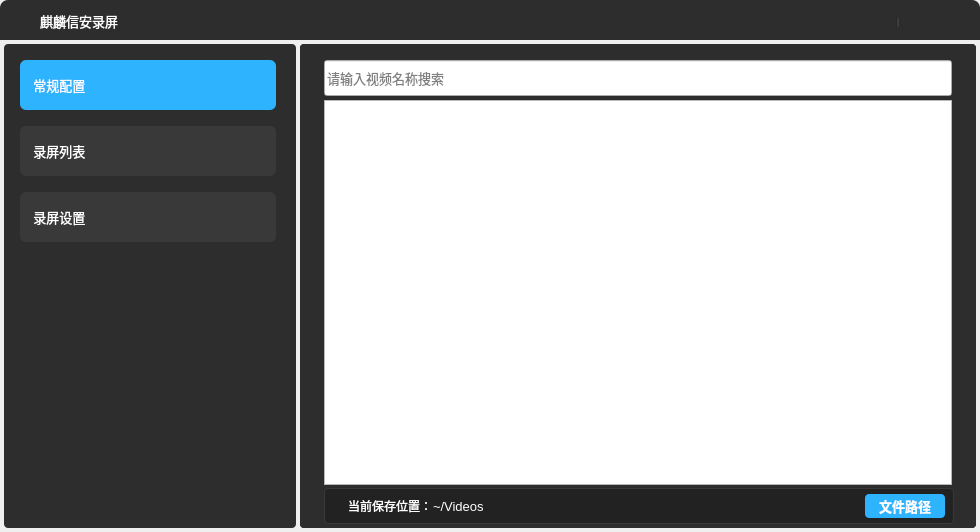
Above: src/ui/ks-vaudit-record/src/widget.ui from openeuler-mirror/ks-vaudit before the change. Below: the same form after it.
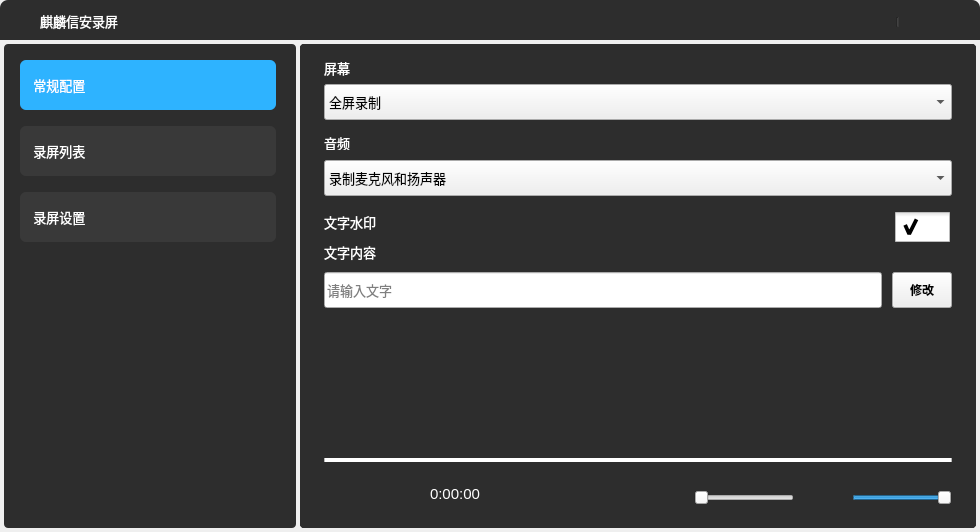
That is the form after the change. Icons and pictures are not drawn.

```diff
--- a/src/ui/ks-vaudit-record/src/widget.ui
+++ b/src/ui/ks-vaudit-record/src/widget.ui
@@ -543,8 +543,14 @@
        </rect>
       </property>
       <property name="styleSheet">
-       <string notr="true">background-image: url(:/images/stopRecord.svg);
-border:none;</string>
+       <string notr="true">QPushButton#stopBtn{
+background-image: url(:/images/stopRecord.svg);
+border:none;
+}
+QPushButton#stopBtn:disabled{
+background-image: url(:/images/stopRecord_disabled.svg);
+border:none;
+}</string>
       </property>
       <property name="text">
        <string/>
@@ -1311,10 +1317,10 @@
      </widget>
     </widget>
     <zorder>SideBar</zorder>
-    <zorder>NormalFooterBar</zorder>
-    <zorder>NormalBody</zorder>
     <zorder>ConfigBody</zorder>
     <zorder>ListBody</zorder>
+    <zorder>NormalBody</zorder>
+    <zorder>NormalFooterBar</zorder>
    </widget>
   </widget>
  </widget>
```
Left out of the diff: 1 changed line with no effect on the pictures.
